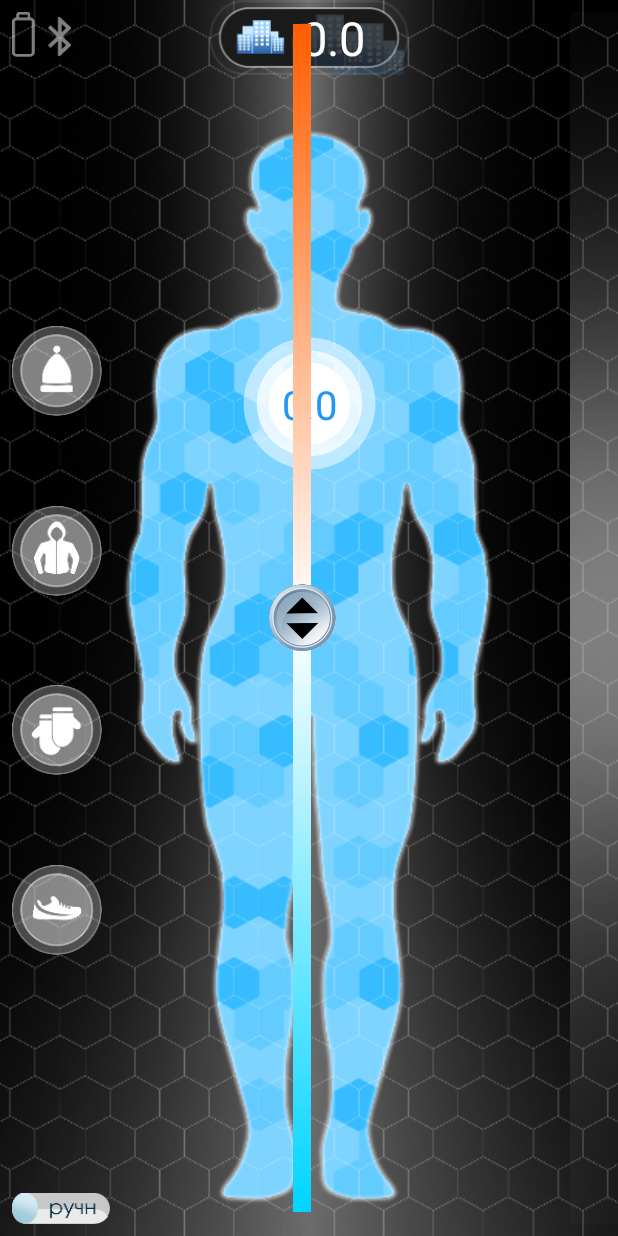
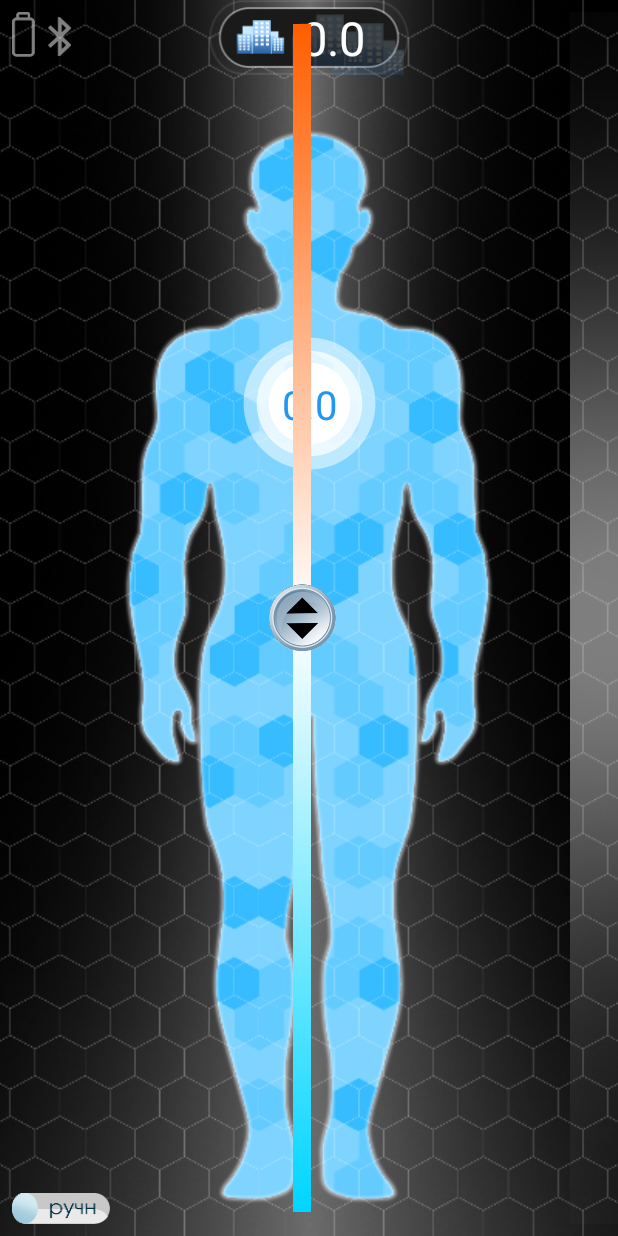
Before and after one commit to AlexeyKutepov/SmartWear, an Android app: the screen it shows after launch (MainActivity), on a phone screen of 412 x 824 dp. Run offline under Robolectric (Android 15) with nearby library versions, the phone set to English and light mode, and no system bars.

Commit message:
Заточил приложение под одно устройство, временно убрал кнопки переключения между устройствами

```diff
--- a/app/src/main/res/layout/activity_main.xml
+++ b/app/src/main/res/layout/activity_main.xml
@@ -148,7 +148,8 @@
         android:layout_marginBottom="8dp"
         app:layout_constraintVertical_bias="0.280"
         android:layout_marginLeft="8dp"
-        app:layout_constraintLeft_toLeftOf="parent" />
+        app:layout_constraintLeft_toLeftOf="parent"
+        android:visibility="invisible"/>
 
     <ToggleButton
         android:id="@+id/buttonJacket"
@@ -164,7 +165,8 @@
         android:layout_marginBottom="8dp"
         android:layout_marginLeft="8dp"
         app:layout_constraintLeft_toLeftOf="parent"
-        app:layout_constraintVertical_bias="0.440" />
+        app:layout_constraintVertical_bias="0.440"
+        android:visibility="invisible"/>
 
     <ToggleButton
         android:id="@+id/buttonMittens"
@@ -180,7 +182,8 @@
         android:layout_marginBottom="8dp"
         android:layout_marginLeft="8dp"
         app:layout_constraintLeft_toLeftOf="parent"
-        app:layout_constraintVertical_bias="0.600" />
+        app:layout_constraintVertical_bias="0.600"
+        android:visibility="invisible"/>
 
     <ToggleButton
         android:id="@+id/buttonBoots"
@@ -196,7 +199,8 @@
         android:layout_marginBottom="8dp"
         app:layout_constraintVertical_bias="0.760"
         android:layout_marginLeft="8dp"
-        app:layout_constraintLeft_toLeftOf="parent" />
+        app:layout_constraintLeft_toLeftOf="parent"
+        android:visibility="invisible"/>
 
     <Switch
         android:id="@+id/switchMode"
```
